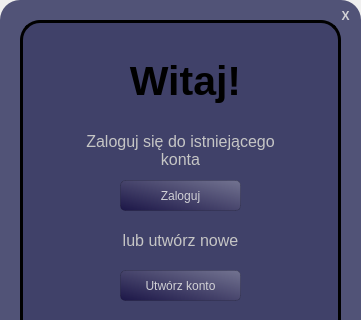
MateuszMiekicki/flashcards, file app/welcome_screen.ui: the form before one commit; both pictures show x 0 to 361 and y 0 to 320 of the 361 by 471 pixel window.
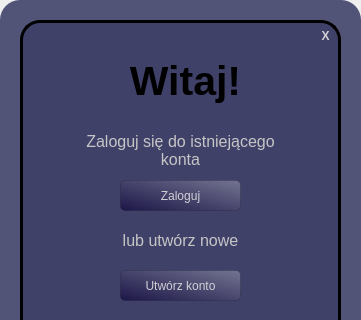
The form after the commit. Icons and pictures are not drawn.

Commit message: added back button

Patch:
```diff
--- a/app/welcome_screen.ui
+++ b/app/welcome_screen.ui
@@ -220,11 +220,10 @@
        <bool>true</bool>
       </property>
      </widget>
-    </widget>
     <widget class="QPushButton" name="exitbtn">
      <property name="geometry">
       <rect>
-       <x>330</x>
+        <x>290</x>
        <y>0</y>
        <width>31</width>
        <height>31</height>
@@ -249,6 +248,7 @@
      <property name="text">
       <string>Х</string>
      </property>
+     </widget>
     </widget>
    </widget>
   </widget>
```
Lines whose indentation alone changed are shown as unchanged. The commit also changes 3 other files.
